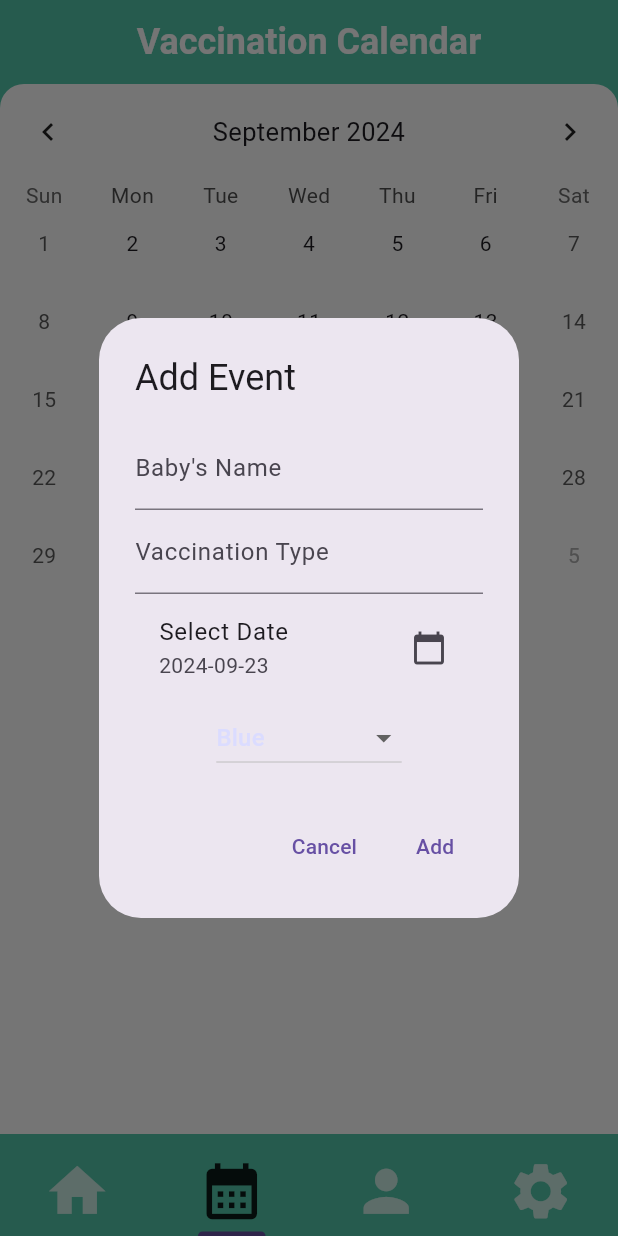
After one commit to budd9442/BabyShieldX, a Flutter app: the screen it shows after launch, item 2 of the bottom bar chosen, after a tap on "Add Event", on a phone screen of 412 x 824 dp. The commit adds this screen. Run offline on Flutter 3.47's test engine with Material 3 defaults, Android fonts, the phone set to English and light mode, and no system bars; drawn by our look-alikes of table_calendar.

Commit message:
calendar

```diff
--- a/lib/base.dart
+++ b/lib/base.dart
@@ -1,3 +1,4 @@
+import 'package:babyshieldx/calendar.dart';
 import 'package:babyshieldx/homepage.dart';
 import 'package:flutter/material.dart';
 
@@ -12,7 +13,7 @@ class TabBase extends StatelessWidget {
           body: TabBarView(
             children: [
               Container(child: HomePage()),
-              Container(child: Icon(Icons.directions_transit)),
+              Container(child: CalendarPage()),
               Container(child: Icon(Icons.directions_bike)),
               Container(child: Icon(Icons.directions_bike)),
             ],
--- /dev/null
+++ b/lib/calendar.dart
@@ -0,0 +1,306 @@
+import 'package:flutter/material.dart';
+import 'package:flutter/services.dart';
+import 'package:table_calendar/table_calendar.dart';
+import 'package:intl/intl.dart';
+class CalendarPage extends StatefulWidget {
+  @override
+  _CalendarPageState createState() => _CalendarPageState();
+}
+
+class _CalendarPageState extends State<CalendarPage> {
+  late Map<DateTime, List<Event>> _events;
+  CalendarFormat _calendarFormat = CalendarFormat.month;
+  DateTime _selectedDate = DateTime.now();
+  DateTime _focusedDate = DateTime.now();
+
+  @override
+  void initState() {
+    super.initState();
+    _events = {};
+  }
+
+  List<Event> _getEventsForDay(DateTime date) {
+    return _events[date] ?? [];
+  }
+
+  List<Event> _getAllEvents() {
+    return _events.values.expand((events) => events).toList();
+  }
+
+  void _addEventPopup() {
+    final TextEditingController _babyNameController = TextEditingController();
+    final TextEditingController _vaccineTypeController = TextEditingController();
+    DateTime _eventDate = DateTime.now();
+    Color _selectedColor = Color(0xFFdbdcff);
+
+    showDialog(
+      context: context,
+      builder: (context) {
+        return AlertDialog(
+          title: Text('Add Event'),
+          content: SingleChildScrollView(
+            child: StatefulBuilder(
+              builder: (context, setState) {
+                return Column(
+                  children: [
+                    TextField(
+                      controller: _babyNameController,
+                      decoration: InputDecoration(labelText: "Baby's Name"),
+                    ),
+                    TextField(
+                      controller: _vaccineTypeController,
+                      decoration: InputDecoration(labelText: "Vaccination Type"),
+                    ),
+                    ListTile(
+                      title: Text('Select Date'),
+                      subtitle: Text("${_eventDate.toLocal()}".split(' ')[0]),
+                      trailing: Icon(Icons.calendar_today),
+                      onTap: () async {
+                        DateTime? pickedDate = await showDatePicker(
+                          context: context,
+                          initialDate: _eventDate,
+                          firstDate: DateTime(2020),
+                          lastDate: DateTime(2030),
+                        );
+                        if (pickedDate != null) {
+                          setState(() {
+                            _eventDate = pickedDate;
+                          });
+                        }
+                      },
+                    ),
+                    DropdownButton<Color>(
+                      value: _selectedColor,
+                      items: const [
+                        DropdownMenuItem(
+                          value: Color(0xFFdbdcff),
+                          child: Text('Blue', style: TextStyle(color: Color(0xFFdbdcff))),
+                        ),
+                        DropdownMenuItem(
+                          value: Color(0xFFffd4e5),
+                          child: Text('Pink', style: TextStyle(color: Color(0xFFffd4e5))),
+                        ),
+                        DropdownMenuItem(
+                          value: Color(0xFFbaffc9),
+                          child: Text('Green', style: TextStyle(color: Color(0xFFbaffc9))),
+                        ),
+                      ],
+                      onChanged: (Color? color) {
+                        setState(() {
+                          _selectedColor = color!;
+                        });
+                      },
+                      hint: Text('Select a color'),
+                    ),
+                  ],
+                );
+              },
+            ),
+          ),
+          actions: [
+            TextButton(
+              onPressed: () {
+                Navigator.of(context).pop();
+              },
+              child: Text('Cancel'),
+            ),
+            TextButton(
+              onPressed: () {
+                if (_babyNameController.text.isNotEmpty &&
+                    _vaccineTypeController.text.isNotEmpty) {
+                  setState(() {
+                    if (_events[_eventDate] != null) {
+                      _events[_eventDate]!.add(Event(
+                        title:
+                        "${_babyNameController.text}'s vaccine: ${_vaccineTypeController.text}",
+                        color: _selectedColor,
+                        babyName: _babyNameController.text,
+                        vaccineType: _vaccineTypeController.text,
+                        dateTime: _eventDate,
+                      ));
+                    } else {
+                      _events[_eventDate] = [
+                        Event(
+                          title:
+                          "${_babyNameController.text}'s vaccine: ${_vaccineTypeController.text}",
+                          color: _selectedColor,
+                          babyName: _babyNameController.text,
+                          vaccineType: _vaccineTypeController.text,
+                          dateTime: _eventDate,
+                        )
+                      ];
+                    }
+                  });
+                  Navigator.of(context).pop(); // Close the dialog
+                }
+              },
+              child: Text('Add'),
+            ),
+          ],
+        );
+      },
+    );
+  }
+
+  @override
+  Widget build(BuildContext context) {
+    return Scaffold(
+      backgroundColor: Color(0xFF52C6A9),
+      appBar: AppBar(
+        centerTitle: true,
+        title: Text(
+          'Vaccination Calendar',
+          style: TextStyle(
+            fontSize: 24,
+            color: Colors.white,
+            fontWeight: FontWeight.bold,
+          ),
+        ),
+        backgroundColor: Color(0xFF52C6A9),
+      ),
+      body: Container(
+        decoration: const BoxDecoration(
+            color: Colors.white,
+            borderRadius: BorderRadius.only(
+                topLeft: Radius.circular(16), topRight: Radius.circular(16))),
+        child: Column(
+          children: [
+            TableCalendar(
+              headerStyle: const HeaderStyle(
+                formatButtonVisible : false,
+                titleCentered: true
+              ),
+              firstDay: DateTime.utc(2020, 1, 1),
+              lastDay: DateTime.utc(2030, 12, 31),
+              focusedDay: _focusedDate,
+              calendarFormat: _calendarFormat,
+              selectedDayPredicate: (day) {
+                return isSameDay(_selectedDate, day);
+              },
+              eventLoader: _getEventsForDay,
+              onDaySelected: (selectedDay, focusedDay) {
+                setState(() {
+                  _selectedDate = selectedDay;
+                  _focusedDate = focusedDay;
+                });
+              },
+              calendarStyle: CalendarStyle(
+                todayDecoration: BoxDecoration(
+                  color: Colors.teal,
+                  shape: BoxShape.circle,
+                ),
+                selectedDecoration: BoxDecoration(
+                  color: Colors.pink,
+                  shape: BoxShape.circle,
+                ),
+              ),
+            ),
+            const SizedBox(height: 8.0),
+            ElevatedButton(
+              onPressed: _addEventPopup,
+              child: Text('Add Event'),
+            ),
+            const SizedBox(height: 8.0),
+            Expanded(
+              child: ListView.builder(
+                itemCount: _getAllEvents().length,
+                itemBuilder: (context, index) {
+                  final event = _getAllEvents()[index];
+                  return Card(
+
+                    color: event.color,
+                    shape: RoundedRectangleBorder(
+                      borderRadius: BorderRadius.only(topRight: Radius.circular(20),bottomRight: Radius.circular(20),),
+                    ),
+                    margin: EdgeInsets.only(right: 20,bottom: 5),
+                    child: Padding(
+                      padding: const EdgeInsets.all(8.0),
+                      child: Row(
+                        children: [
+                          Row(
+                            children: [
+                              CircleAvatar(
+                                radius: 25,
+                                backgroundImage: AssetImage('assets/baby_placeholder.png'), // Add a placeholder image
+                              ),
+                              SizedBox(height: 8.0,width: 10,),
+                              Column(
+                                children: [
+                                  Text(
+                                    "${DateFormat.MMM().format(event.dateTime)} ${event.dateTime.month} ${event.dateTime.year}",
+                                    style: TextStyle(fontSize: 16),
+                                  ),
+                                  Text(
+                                    DateFormat('hh:mm a').format(event.dateTime),
+                                    style: TextStyle(fontSize: 12),
+                                  ),
+                                ],
+                              )
+
+                            ],
+                          ),
+
+                          Container(
+                            height: 50, // Ensure this height is appropriate for your layout
+                            child: const VerticalDivider(
+                              thickness: 1,
+                              width: 30,
+                              color: Colors.black12,
+                            ),
+                          ),
+                          Expanded(
+                            child: Padding(
+                              padding: const EdgeInsets.symmetric(horizontal: 8.0),
+                              child: Column(
+                                crossAxisAlignment: CrossAxisAlignment.start,
+                                children: [
+                                  Text(
+                                    "${event.babyName}'s vaccination",
+                                    style: TextStyle(
+                                      fontWeight: FontWeight.bold,
+                                      fontSize: 16,
+                                    ),
+                                  ),
+                                  Text(
+                                    event.vaccineType,
+                                    style: TextStyle(
+                                      fontSize: 14,
+                                      color: Colors.grey[600],
+                                    ),
+                                  ),
+                                ],
+                              ),
+                            ),
+                          ),
+                        ],
+                      ),
+                    ),
+                  );
+                },
+              ),
+            ),
+          ],
+        ),
+      ),
+    );
+  }
+}
+
+class Event {
+  final String title;
+  final Color color;
+  final String babyName;
+  final String vaccineType;
+  final DateTime dateTime;
+
+  Event({
+    required this.title,
+    required this.color,
+    required this.babyName,
+    required this.vaccineType,
+    required this.dateTime,
+  });
+
+  @override
+  String toString() => title;
+}
--- a/lib/homepage.dart
+++ b/lib/homepage.dart
@@ -80,7 +80,6 @@ class _HomePageState extends State<HomePage> {
               borderRadius: BorderRadius.only(
                   topLeft: Radius.circular(16), topRight: Radius.circular(16))),
           child: Container(
-
             child: Padding(
               padding: const EdgeInsets.all(20),
               child: Column(
@@ -122,7 +121,8 @@ class _HomePageState extends State<HomePage> {
                               ),
                             ],
                           ),
-                          const Column(
+                          const Flexible(
+                              child: Column(
                             children: [
                               SizedBox(
                                 width: 20,
@@ -156,7 +156,7 @@ class _HomePageState extends State<HomePage> {
                                 ),
                               ]),
                             ],
-                          )
+                          )),
                         ],
                       ),
                     ),
@@ -176,19 +176,20 @@ class _HomePageState extends State<HomePage> {
                                 const Text(
                                   textAlign: TextAlign.center,
                                   'You can explore our full medical services through our official website. This app is helpful for getting an appointment with your doctor.',
-                                  style: TextStyle(fontSize: 13,)
-                                  ,
+                                  style: TextStyle(
+                                    fontSize: 13,
+                                  ),
                                 ),
                                 SizedBox(height: 8),
-                                Padding(padding: EdgeInsets.only(left: 10),
-                                child:  ElevatedButton(
+                                Padding(
+                                  padding: EdgeInsets.only(left: 10),
+                                  child: ElevatedButton(
                                     onPressed: () {
                                       // Quick response action
                                     },
                                     child: Text('Quick response'),
                                   ),
                                 ),
-
                               ],
                             ),
                           ),
@@ -201,31 +202,45 @@ class _HomePageState extends State<HomePage> {
                     ),
                   ),
                   SizedBox(height: 32),
-                  Row(
-
+                  Flex(
+                    mainAxisAlignment: MainAxisAlignment.spaceBetween,
+                    direction: Axis.horizontal,
                     children: [
-
-                      ElevatedButton.icon(
+                      Expanded(
+                        child: ElevatedButton.icon(
                           onPressed: () {
                             // Define the action you want to perform on button press
                           },
                           icon: Icon(Icons.search, color: Colors.white),
                           // Search icon
                           label: const Text(
-                           "     Vaccination details           ",
+                            "Vaccination Details",
                             style: TextStyle(
-                              color: Colors.white, fontSize: 18), // Text color
+                                color: Colors.white,
+                                fontSize: 18), // Text color
                           ),
                           style: ElevatedButton.styleFrom(
                             backgroundColor: Color(0xFF52C6A9),
                             // Custom button color
                             padding: EdgeInsets.symmetric(
-                              horizontal: 20, vertical: 12),
+                                horizontal: 12, vertical: 12),
                             shape: RoundedRectangleBorder(
                               borderRadius: BorderRadius.circular(12),
                             ),
                           ),
-                      )
+                        ),
+                      ),
+                      SizedBox(
+                        width: 10,
+                      ),
+                      FloatingActionButton(
+                        onPressed: () {
+                          // Add vaccination record
+                        },
+                        child: Icon(Icons.add_outlined),
+                        backgroundColor: Colors.teal,
+                        foregroundColor: Colors.white,
+                      ),
                     ],
                   ),
                 ],
@@ -234,15 +249,6 @@ class _HomePageState extends State<HomePage> {
           ),
         ),
       ),
-      floatingActionButton: FloatingActionButton(
-        onPressed: () {
-          // Add vaccination record
-        },
-        child: Icon(Icons.add),
-        backgroundColor: Colors.teal,
-        foregroundColor: Colors.white,
-      ),
-
     );
   }
 }
--- a/pubspec.yaml
+++ b/pubspec.yaml
@@ -30,6 +30,7 @@ environment:
 dependencies:
   flutter:
     sdk: flutter
+  table_calendar: ^3.0.0
 
 
   # The following adds the Cupertino Icons font to your application.
@@ -65,6 +66,7 @@ flutter:
     - assets/doctor.png
     - assets/calendar_home.png
     - assets/profile.png
+    - assets/baby_placeholder.png
 
   # An image asset can refer to one or more resolution-specific "variants", see
   # https://flutter.dev/to/resolution-aware-images
```
Also changed, not shown: assets/baby_placeholder.png (added), pubspec.lock. Lines whose indentation alone changed are shown as unchanged.
